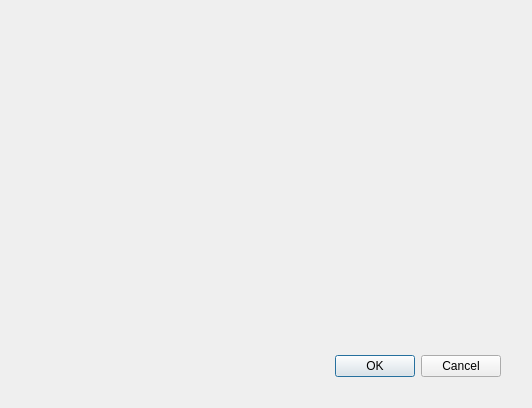
Above: mad_libs_ui/wordinput.ui from jacquelinennguyen/pic10c_final_project before the change. Below: the same form after it.
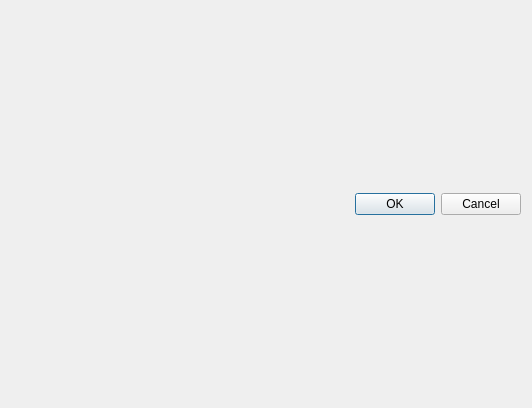
That is the form after the change.

Commit message: Made UI so things would expand/shrink when changing size of window

The edit to the form file:
```diff
--- a/mad_libs_ui/wordinput.ui
+++ b/mad_libs_ui/wordinput.ui
@@ -13,15 +13,9 @@
   <property name="windowTitle">
    <string>Dialog</string>
   </property>
+  <layout class="QVBoxLayout" name="verticalLayout">
+   <item>
   <widget class="QDialogButtonBox" name="buttonBox">
-   <property name="geometry">
-    <rect>
-     <x>160</x>
-     <y>350</y>
-     <width>341</width>
-     <height>32</height>
-    </rect>
-   </property>
    <property name="orientation">
     <enum>Qt::Horizontal</enum>
    </property>
@@ -29,6 +23,8 @@
     <set>QDialogButtonBox::Cancel|QDialogButtonBox::Ok</set>
    </property>
   </widget>
+   </item>
+  </layout>
  </widget>
  <resources/>
  <connections>
```
Lines whose indentation alone changed are shown as unchanged. The commit also changes 2 other files.
